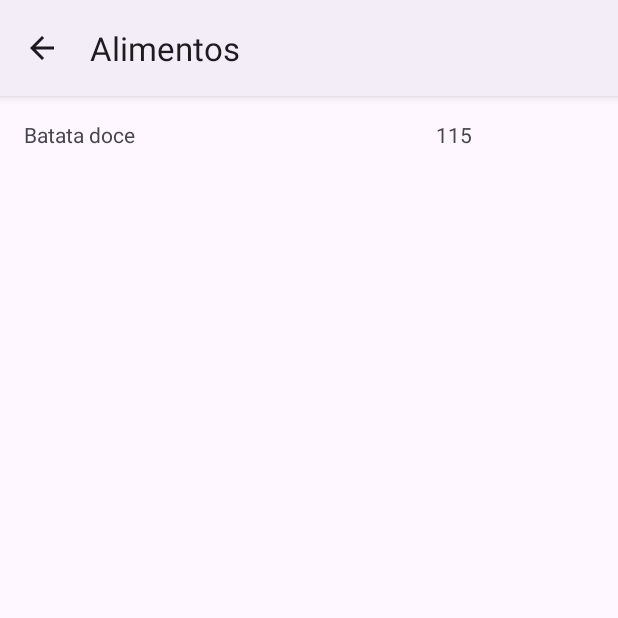
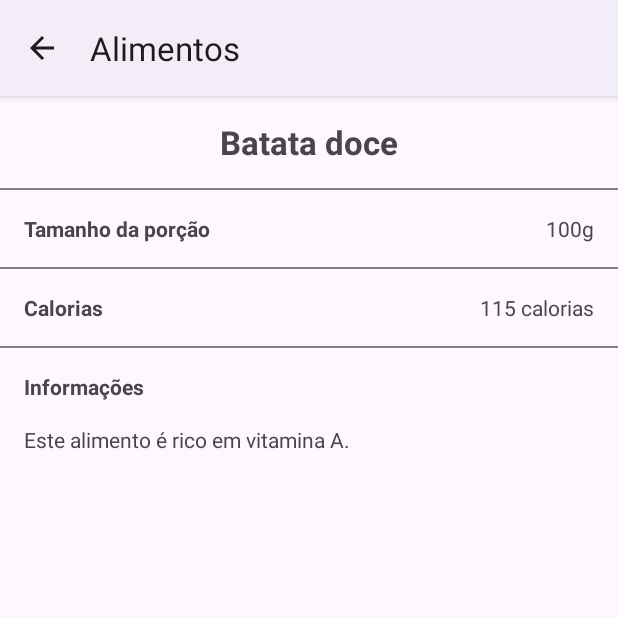
Before and after one commit to guilhermema9/alimentos, an Android app: the screen it shows after launch (DetailsActivity), after a tap on "Batata doce", on a phone screen of 412 x 824 dp, the top half of it. Run offline under Robolectric (Android 15) with nearby library versions, the phone set to English and light mode, and no system bars.

Commit message:
conclusão do projeto

```diff
--- a/app/src/main/java/com/example/alimentos/business/FoodBusiness.java
+++ /dev/null
@@ -1,17 +0,0 @@
-package com.example.alimentos.business;
-
-import com.example.alimentos.entity.FoodEntity;
-import com.example.alimentos.repository.FoodRepository;
-
-import java.util.List;
-
-public class FoodBusiness {
-
-    public FoodEntity getItem(int id){
-        return new FoodRepository().getItem(id);
-    }
-
-    public List<FoodEntity> getList(){
-        return new FoodRepository().getList();
-    }
-}
--- /dev/null
+++ b/app/src/main/java/com/example/alimentos/entities/FoodEntity.java
@@ -0,0 +1,68 @@
+package com.example.alimentos.entities;
+
+public class FoodEntity {
+
+    private int id;
+    private String name;
+    private int calories;
+    private int quantity;
+    private String unit;
+    private String description;
+
+    public FoodEntity(int id, String name, int calories, int quantity, String unit, String description) {
+        this.id = id;
+        this.name = name;
+        this.calories = calories;
+        this.unit = unit;
+        this.quantity = quantity;
+        this.description = description;
+    }
+
+    public int getId() {
+        return id;
+    }
+
+    public void setId(int id) {
+        this.id = id;
+    }
+
+    public String getName() {
+        return name;
+    }
+
+    public void setName(String name) {
+        this.name = name;
+    }
+
+    public int getCalories() {
+        return calories;
+    }
+
+    public void setCalories(int calories) {
+        this.calories = calories;
+    }
+
+    public int getQuantity() {
+        return quantity;
+    }
+
+    public void setQuantity(int quantity) {
+        this.quantity = quantity;
+    }
+
+    public String getUnit() {
+        return unit;
+    }
+
+    public void setUnit(String unit) {
+        this.unit = unit;
+    }
+
+    public String getDescription() {
+        return description;
+    }
+
+    public void setDescription(String description) {
+        this.description = description;
+    }
+}
--- a/app/src/main/java/com/example/alimentos/entity/FoodEntity.java
+++ /dev/null
@@ -1,39 +0,0 @@
-package com.example.alimentos.entity;
-
-public class FoodEntity {
-
-    private int id;
-
-    public FoodEntity(int id, String name, int calories) {
-        this.id = id;
-        this.name = name;
-        this.calories = calories;
-    }
-
-    public int getId() {
-        return id;
-    }
-
-    public void setId(int id) {
-        this.id = id;
-    }
-
-    public String getName() {
-        return name;
-    }
-
-    public void setName(String name) {
-        this.name = name;
-    }
-
-    public int getCalories() {
-        return calories;
-    }
-
-    public void setCalories(int calories) {
-        this.calories = calories;
-    }
-
-    private String name;
-    private int calories;
-}
--- a/app/src/main/java/com/example/alimentos/repository/FoodRepository.java
+++ /dev/null
@@ -1,38 +0,0 @@
-package com.example.alimentos.repository;
-
-import com.example.alimentos.entity.FoodEntity;
-
-import java.util.ArrayList;
-import java.util.List;
-
-public class FoodRepository {
-
-    private List<FoodEntity> foodList;
-
-    public FoodRepository() {
-        this.foodList = new ArrayList<>();
-
-        this.foodList.add(new FoodEntity(0, "Alface crespa", 8));
-        this.foodList.add(new FoodEntity(1, "Azeite", 90));
-        this.foodList.add(new FoodEntity(2, "Batata doce", 115));
-        this.foodList.add(new FoodEntity(3, "Ervilhas cruas", 81));
-        this.foodList.add(new FoodEntity(4, "Feijão carioca", 77));
-        this.foodList.add(new FoodEntity(5, "Filé de frango frito", 240));
-        this.foodList.add(new FoodEntity(6, "Grão de bico", 720));
-        this.foodList.add(new FoodEntity(7, "Macarrão cozido", 221));
-        this.foodList.add(new FoodEntity(8, "Pão de forma 12 grãos", 110));
-        this.foodList.add(new FoodEntity(9, "Queijo parmesão", 18));
-        this.foodList.add(new FoodEntity(10, "Rúcula", 5));
-        this.foodList.add(new FoodEntity(11, "Vagem cozida", 44));
-        this.foodList.add(new FoodEntity(12, "Vodka", 231));
-        this.foodList.add(new FoodEntity(13, "Whiskey", 58));
-    }
-
-    public FoodEntity getItem (int id){
-        return this.foodList.get(id);
-    }
-
-    public List<FoodEntity> getList(){
-        return foodList;
-    }
-}
--- /dev/null
+++ b/app/src/main/java/com/example/alimentos/services/business/FoodBusiness.java
@@ -0,0 +1,42 @@
+package com.example.alimentos.services.business;
+
+import com.example.alimentos.entities.FoodEntity;
+import com.example.alimentos.services.repository.FoodRepository;
+
+import java.util.ArrayList;
+import java.util.List;
+
+public class FoodBusiness {
+
+    private FoodRepository foodRepository = new FoodRepository();
+
+    public FoodEntity getItem(int id){
+        return new FoodRepository().getItem(id);
+    }
+
+    public List<FoodEntity> getList(int filter){
+        List<FoodEntity> foodList = this.foodRepository.getList();
+        List<FoodEntity> filteredList = new ArrayList<>();
+
+        if (filter == 0){
+            return foodList;
+        }
+
+        for (FoodEntity f : foodList) {
+            if (filter == 1){
+                if (f.getCalories() <= 99 ){
+                    filteredList.add(f);
+                }
+            } else if (filter == 2){
+                if (f.getCalories() >= 100 && f.getCalories() <= 199 ){
+                    filteredList.add(f);
+                }
+            } else if (filter == 3){
+                if (f.getCalories() >= 200 ){
+                    filteredList.add(f);
+                }
+            }
+        }
+        return filteredList;
+    }
+}
--- a/app/src/main/java/com/example/alimentos/OnListClick.java
+++ b/app/src/main/java/com/example/alimentos/services/listener/OnListClick.java
@@ -1,4 +1,4 @@
-package com.example.alimentos;
+package com.example.alimentos.services.listener;
 
 public interface OnListClick {
     void onClick (int id);
--- /dev/null
+++ b/app/src/main/java/com/example/alimentos/services/repository/FoodRepository.java
@@ -0,0 +1,38 @@
+package com.example.alimentos.services.repository;
+
+import com.example.alimentos.entities.FoodEntity;
+
+import java.util.ArrayList;
+import java.util.List;
+
+public class FoodRepository {
+
+    private List<FoodEntity> foodList;
+
+    public FoodRepository() {
+        this.foodList = new ArrayList<>();
+
+        this.foodList.add(new FoodEntity(0, "Alface crespa", 8, 60, "g", "Este alimento contém vitamina A, C e K."));
+        this.foodList.add(new FoodEntity(1, "Azeite", 90, 10, "g", ""));
+        this.foodList.add(new FoodEntity(2, "Batata doce", 115, 100, "g", "Este alimento é rico em vitamina A."));
+        this.foodList.add(new FoodEntity(3, "Ervilhas cruas", 81, 70, "g", ""));
+        this.foodList.add(new FoodEntity(4, "Feijão carioca", 77, 75, "g", "Este alimento é rico em ferro."));
+        this.foodList.add(new FoodEntity(5, "Filé de frango frito", 240, 100, "g", "Alimento rico em proteínas."));
+        this.foodList.add(new FoodEntity(6, "Grão de bico", 720, 200, "g", ""));
+        this.foodList.add(new FoodEntity(7, "Macarrão cozido", 221, 140, "g", ""));
+        this.foodList.add(new FoodEntity(8, "Pão de forma 12 grãos", 110, 50, "g", "Este alimento tem baixo teor de gordura saturada."));
+        this.foodList.add(new FoodEntity(9, "Queijo parmesão", 18, 71, "g", ""));
+        this.foodList.add(new FoodEntity(10, "Rúcula", 5, 20, "g", "Este alimento contém cálcio e ferro."));
+        this.foodList.add(new FoodEntity(11, "Vagem cozida", 44, 125, "g", ""));
+        this.foodList.add(new FoodEntity(12, "Vodka", 231, 100, "ml", "0g de gordura, 0g de proteína. Somente carboridrato."));
+        this.foodList.add(new FoodEntity(13, "Whiskey", 58, 23, "ml", ""));
+    }
+
+    public FoodEntity getItem (int id){
+        return this.foodList.get(id);
+    }
+
+    public List<FoodEntity> getList(){
+        return foodList;
+    }
+}
--- a/app/src/main/java/com/example/alimentos/ui/DetailsActivity.java
+++ b/app/src/main/java/com/example/alimentos/ui/DetailsActivity.java
@@ -12,8 +12,8 @@ import androidx.core.view.ViewCompat;
 import androidx.core.view.WindowInsetsCompat;
 
 import com.example.alimentos.R;
-import com.example.alimentos.business.FoodBusiness;
-import com.example.alimentos.entity.FoodEntity;
+import com.example.alimentos.services.business.FoodBusiness;
+import com.example.alimentos.entities.FoodEntity;
 
 public class DetailsActivity extends AppCompatActivity {
 
@@ -38,6 +38,9 @@ public class DetailsActivity extends AppCompatActivity {
         // Mapeamento de elementos de interface
         this.viewHolder.textName = findViewById(R.id.text_name);
         this.viewHolder.textCalories = findViewById(R.id.text_calories);
+        this.viewHolder.texQuantity = findViewById(R.id.text_quantity);
+        this.viewHolder.textUnit = findViewById(R.id.text_unit);
+        this.viewHolder.textDescription = findViewById(R.id.text_description);
 
         this.getData();
     }
@@ -56,12 +59,20 @@ public class DetailsActivity extends AppCompatActivity {
             int id = bundle.getInt("foodId");
             FoodEntity foodEntity = new FoodBusiness().getItem(id);
             this.viewHolder.textName.setText(foodEntity.getName());
-            this.viewHolder.textCalories.setText(String.valueOf(foodEntity.getCalories()));
+            this.viewHolder.texQuantity.setText(String.valueOf(foodEntity.getQuantity()));
+            this.viewHolder.textUnit.setText(foodEntity.getUnit());
+            this.viewHolder.textCalories.setText(String.valueOf(foodEntity.getCalories())+" calorias");
+            if(!foodEntity.getDescription().isEmpty()){
+                this.viewHolder.textDescription.setText(foodEntity.getDescription());
+            }
         }
     }
 
     private static class ViewHolder{
         TextView textName;
         TextView textCalories;
+        TextView texQuantity;
+        TextView textUnit;
+        TextView textDescription;
     }
 }
--- a/app/src/main/java/com/example/alimentos/ui/MainActivity.java
+++ b/app/src/main/java/com/example/alimentos/ui/MainActivity.java
@@ -2,8 +2,12 @@ package com.example.alimentos.ui;
 
 import android.content.Intent;
 import android.os.Bundle;
+import android.view.Menu;
+import android.view.MenuInflater;
+import android.view.MenuItem;
 
 import androidx.activity.EdgeToEdge;
+import androidx.annotation.NonNull;
 import androidx.appcompat.app.AppCompatActivity;
 import androidx.core.graphics.Insets;
 import androidx.core.view.ViewCompat;
@@ -11,17 +15,20 @@ import androidx.core.view.WindowInsetsCompat;
 import androidx.recyclerview.widget.LinearLayoutManager;
 import androidx.recyclerview.widget.RecyclerView;
 
-import com.example.alimentos.OnListClick;
+import com.example.alimentos.services.listener.OnListClick;
 import com.example.alimentos.R;
-import com.example.alimentos.adapter.FoodAdapter;
-import com.example.alimentos.business.FoodBusiness;
-import com.example.alimentos.entity.FoodEntity;
+import com.example.alimentos.ui.adapter.FoodAdapter;
+import com.example.alimentos.services.business.FoodBusiness;
+import com.example.alimentos.entities.FoodEntity;
 
 import java.util.List;
 
 public class MainActivity extends AppCompatActivity {
 
     private ViewHolder viewHolder = new ViewHolder();
+    private FoodBusiness foodBusiness = new FoodBusiness();
+    private OnListClick foodListener;
+    private int filter=0;
 
     @Override
     protected void onCreate(Bundle savedInstanceState) {
@@ -34,13 +41,7 @@ public class MainActivity extends AppCompatActivity {
             return insets;
         });
 
-        List<FoodEntity> foodList = new FoodBusiness().getList();
-
-        // Passos para a Recycler View
-        // 1 - Obter a RecyclerView
-        this.viewHolder.recyclerView = findViewById(R.id.recycler_food);
-
-        OnListClick foodListener = new OnListClick() {
+        this.foodListener = new OnListClick() {
             @Override
             public void onClick(int id) {
                 Bundle bundle = new Bundle();
@@ -51,11 +52,37 @@ public class MainActivity extends AppCompatActivity {
             }
         };
 
-        // 2 - Definir um Adapter
-        FoodAdapter adapter = new FoodAdapter(foodList, foodListener);
+        this.viewHolder.recyclerView = findViewById(R.id.recycler_food);
+        this.viewHolder.recyclerView.setLayoutManager(new LinearLayoutManager(this));
+
+        this.listFood();
+    }
+
+    @Override
+    public boolean onCreateOptionsMenu(Menu menu) {
+        MenuInflater inflater = getMenuInflater();
+        inflater.inflate(R.menu.action_menu, menu);
+        return super.onCreateOptionsMenu(menu);
+    }
+
+    @Override
+    public boolean onOptionsItemSelected(@NonNull MenuItem item) {
+        item.setChecked(true);
+        if (item.getItemId() == R.id.filter_low) {
+            this.filter = 1;
+        } else if (item.getItemId() == R.id.filter_medium) {
+            this.filter = 2;
+        } else {
+            this.filter = 3;
+        }
+        this.listFood();
+        return super.onOptionsItemSelected(item);
+    }
+
+    private void listFood(){
+        List<FoodEntity> foodList = this.foodBusiness.getList(this.filter);
+        FoodAdapter adapter = new FoodAdapter(foodList, this.foodListener);
         this.viewHolder.recyclerView.setAdapter(adapter);
-        // 3 - Definir um layout
-        this.viewHolder.recyclerView.setLayoutManager(new LinearLayoutManager(this));
     }
 
     private static class ViewHolder {
--- a/app/src/main/java/com/example/alimentos/ViewHolder/FoodViewHolder.java
+++ b/app/src/main/java/com/example/alimentos/ui/ViewHolder/FoodViewHolder.java
@@ -1,4 +1,4 @@
-package com.example.alimentos.ViewHolder;
+package com.example.alimentos.ui.ViewHolder;
 
 import android.view.View;
 import android.widget.TextView;
@@ -6,23 +6,27 @@ import android.widget.TextView;
 import androidx.annotation.NonNull;
 import androidx.recyclerview.widget.RecyclerView;
 
-import com.example.alimentos.OnListClick;
+import com.example.alimentos.services.listener.OnListClick;
 import com.example.alimentos.R;
-import com.example.alimentos.entity.FoodEntity;
+import com.example.alimentos.entities.FoodEntity;
 
 public class FoodViewHolder extends RecyclerView.ViewHolder {
 
-    private TextView textName, textCalories;
+    private TextView textName, textCalories, textQuantity, textUnit;
 
     public FoodViewHolder(@NonNull View itemView) {
         super(itemView);
         this.textName = itemView.findViewById(R.id.text_name);
         this.textCalories = itemView.findViewById((R.id.text_calories));
+        this.textQuantity = itemView.findViewById((R.id.text_quantity));
+        this.textUnit = itemView.findViewById((R.id.text_unit));
     }
 
     public void bind (FoodEntity food, final OnListClick listener){
         this.textName.setText(food.getName());
-        this.textCalories.setText(String.valueOf(food.getCalories()));
+        this.textCalories.setText(String.valueOf(food.getCalories())+" calorias");
+        this.textQuantity.setText(String.valueOf(food.getQuantity()));
+        this.textUnit.setText(food.getUnit());
 
         this.textName.setOnClickListener(new View.OnClickListener() {
             @Override
--- a/app/src/main/res/layout/activity_details.xml
+++ b/app/src/main/res/layout/activity_details.xml
@@ -1,27 +1,106 @@
 <?xml version="1.0" encoding="utf-8"?>
-<LinearLayout xmlns:android="http://schemas.android.com/apk/res/android"
+<RelativeLayout xmlns:android="http://schemas.android.com/apk/res/android"
     xmlns:app="http://schemas.android.com/apk/res-auto"
     xmlns:tools="http://schemas.android.com/tools"
     android:id="@+id/main"
     android:layout_width="match_parent"
     android:layout_height="match_parent"
-    android:orientation="horizontal"
     tools:context=".ui.DetailsActivity">
 
     <TextView
         android:id="@+id/text_name"
-        android:layout_width="0dp"
-        android:layout_weight="2"
+        android:layout_width="wrap_content"
         android:layout_height="wrap_content"
+        android:layout_centerHorizontal="true"
         android:padding="16dp"
-        android:text="Alimento"/>
+        android:textStyle="bold"
+        android:textSize="22sp"
+        android:text="Alimento" />
+
+    <View
+        android:id="@+id/view_name"
+        android:layout_width="match_parent"
+        android:layout_height="1dp"
+        android:layout_below="@id/text_name"
+        android:background="@color/grey" />
+
+    <TextView
+        android:id="@+id/text_portion"
+        android:layout_width="wrap_content"
+        android:layout_height="wrap_content"
+        android:layout_below="@id/view_name"
+        android:padding="16dp"
+        android:textStyle="bold"
+        android:text="Tamanho da porção" />
+
+    <TextView
+        android:id="@+id/text_unit"
+        android:layout_width="wrap_content"
+        android:layout_height="wrap_content"
+        android:layout_below="@id/view_name"
+        android:paddingEnd="16dp"
+        android:paddingTop="16dp"
+        android:paddingBottom="16dp"
+        android:layout_alignParentEnd="true"
+        android:text="Un" />
+
+    <TextView
+        android:id="@+id/text_quantity"
+        android:layout_width="wrap_content"
+        android:layout_height="wrap_content"
+        android:layout_below="@id/view_name"
+        android:paddingTop="16dp"
+        android:paddingBottom="16dp"
+        android:layout_toStartOf="@id/text_unit"
+        android:text="Qtde" />
+
+    <View
+        android:id="@+id/view_quantity"
+        android:layout_width="match_parent"
+        android:layout_height="1dp"
+        android:layout_below="@id/text_quantity"
+        android:background="@color/grey" />
+
+
+    <TextView
+        android:layout_width="wrap_content"
+        android:layout_height="wrap_content"
+        android:layout_below="@id/view_quantity"
+        android:padding="16dp"
+        android:textStyle="bold"
+        android:text="Calorias" />
 
     <TextView
         android:id="@+id/text_calories"
-        android:layout_width="0dp"
-        android:layout_weight="1"
+        android:layout_width="wrap_content"
         android:layout_height="wrap_content"
+        android:layout_alignParentEnd="true"
+        android:layout_below="@id/view_quantity"
         android:padding="16dp"
-        android:text="Caloria"/>
+        android:text="90" />
 
-</LinearLayout>
+    <View
+        android:id="@+id/view_calories"
+        android:layout_width="match_parent"
+        android:layout_height="1dp"
+        android:layout_below="@id/text_calories"
+        android:background="@color/grey" />
+
+    <TextView
+        android:id="@+id/text_information"
+        android:layout_width="wrap_content"
+        android:layout_height="wrap_content"
+        android:layout_below="@id/view_calories"
+        android:padding="16dp"
+        android:textStyle="bold"
+        android:text="Informações" />
+
+    <TextView
+        android:id="@+id/text_description"
+        android:layout_width="wrap_content"
+        android:layout_height="wrap_content"
+        android:layout_below="@id/text_information"
+        android:paddingStart="16dp"
+        android:text="Nenhuma informação adicional." />
+
+</RelativeLayout>
--- a/app/src/main/res/layout/item_food.xml
+++ b/app/src/main/res/layout/item_food.xml
@@ -1,23 +1,50 @@
 <?xml version="1.0" encoding="utf-8"?>
-<LinearLayout xmlns:android="http://schemas.android.com/apk/res/android"
+<RelativeLayout xmlns:android="http://schemas.android.com/apk/res/android"
     android:layout_width="match_parent"
-    android:layout_height="wrap_content"
-    android:orientation="horizontal">
+    android:layout_height="wrap_content">
 
     <TextView
         android:id="@+id/text_name"
-        android:layout_width="0dp"
-        android:layout_weight="2"
+        android:layout_width="wrap_content"
         android:layout_height="wrap_content"
+        android:layout_alignParentStart="true"
         android:padding="16dp"
-        android:text="Alimento"/>
+        android:text="Alimento" />
 
     <TextView
         android:id="@+id/text_calories"
-        android:layout_width="0dp"
-        android:layout_weight="1"
+        android:layout_width="wrap_content"
         android:layout_height="wrap_content"
+        android:layout_alignParentEnd="true"
         android:padding="16dp"
-        android:text="Caloria"/>
+        android:text="Calorias" />
 
-</LinearLayout>
+    <TextView
+        android:id="@+id/text_quantity"
+        android:layout_width="wrap_content"
+        android:layout_height="wrap_content"
+        android:layout_below="@id/text_name"
+        android:paddingStart="16dp"
+        android:paddingTop="8dp"
+        android:paddingBottom="8dp"
+        android:text="Qtde" />
+
+    <TextView
+        android:id="@+id/text_unit"
+        android:layout_width="wrap_content"
+        android:layout_height="wrap_content"
+        android:layout_below="@id/text_name"
+        android:layout_toEndOf="@id/text_quantity"
+        android:paddingStart="0dp"
+        android:paddingTop="8dp"
+        android:paddingBottom="8dp"
+        android:paddingEnd="0dp"
+        android:text="Un" />
+
+    <View
+        android:layout_width="match_parent"
+        android:layout_height="1dp"
+        android:layout_below="@id/text_unit"
+        android:background="@color/grey"/>
+
+</RelativeLayout>
--- /dev/null
+++ b/app/src/main/res/menu/action_menu.xml
@@ -0,0 +1,13 @@
+<?xml version="1.0" encoding="utf-8"?>
+<menu xmlns:android="http://schemas.android.com/apk/res/android">
+    <group
+        android:id="@+id/menu_filter"
+        android:checkableBehavior="single">
+        <item android:title="Baixa Caloria"
+                android:id="@+id/filter_low"/>
+        <item android:title="Média Caloria"
+                android:id="@+id/filter_medium"/>
+        <item android:title="Alta Caloria"
+                android:id="@+id/filter_high"/>
+    </group>
+</menu>
--- a/app/src/main/res/values/colors.xml
+++ b/app/src/main/res/values/colors.xml
@@ -2,4 +2,8 @@
 <resources>
     <color name="black">#FF000000</color>
     <color name="white">#FFFFFFFF</color>
+    <color name="colorPrimary">#008577</color>
+    <color name="colorPrimaryDark">#00574B</color>
+    <color name="colorAccent">#D81B60</color>
+    <color name="grey">#818181</color>
 </resources>
```
Also changed, not shown: app/src/main/java/com/example/alimentos/ui/adapter/FoodAdapter.java (renamed from app/src/main/java/com/example/alimentos/adapter/FoodAdapter.java, +4 -4 lines).
